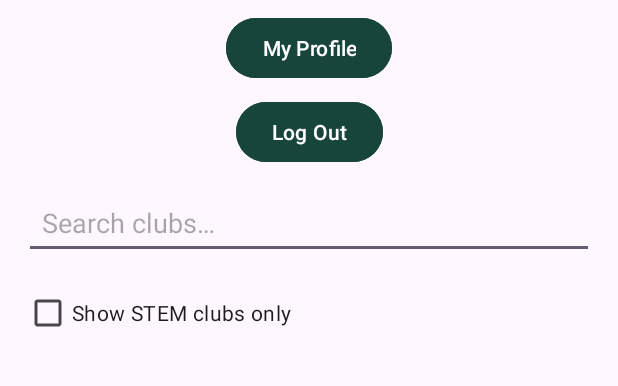
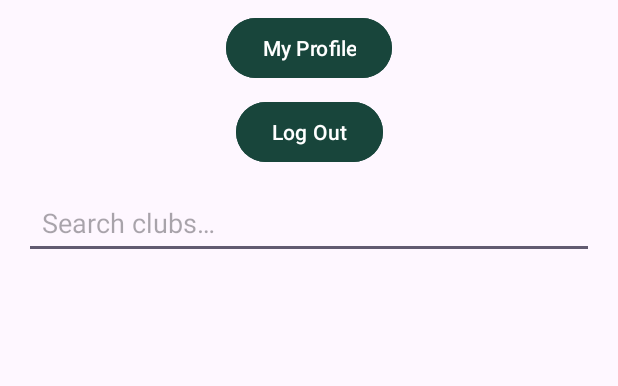
Before and after one commit to eileenkrystal/MSU_Clubs_app, an Android app: the ClubsActivity screen opened directly, with no data from a screen before it, on a phone screen of 412 x 824 dp, the part 121-507 px from its top. Run offline under Robolectric (Android 15) with nearby library versions, the phone set to English and light mode, and no system bars; network calls fail; 1 statement that could not run was skipped.

Commit message:
removed stem filter and hardcoded locations for the first 14 clubs

```diff
--- a/app/src/main/java/com/example/cse476/ClubsActivity.java
+++ b/app/src/main/java/com/example/cse476/ClubsActivity.java
@@ -5,7 +5,6 @@ import android.os.Bundle;
 import android.text.Editable;
 import android.text.TextWatcher;
 import android.widget.Button;
-import android.widget.CheckBox;
 import android.widget.EditText;
 import android.widget.ProgressBar;
 import android.widget.Toast;
@@ -15,7 +14,9 @@ import androidx.recyclerview.widget.DividerItemDecoration;
 import androidx.recyclerview.widget.LinearLayoutManager;
 import androidx.recyclerview.widget.RecyclerView;
 
+import java.util.HashMap;
 import java.util.List;
+import java.util.Map;
 
 import retrofit2.Call;
 import retrofit2.Callback;
@@ -24,13 +25,32 @@ import retrofit2.Response;
 public class ClubsActivity extends AppCompatActivity {
 
     private EditText searchEditText;
-    private CheckBox stemFilterCheckBox;
     private RecyclerView recyclerClubs;
     private ProgressBar progressBar;
     private Button profileButton;
-    private Button logoutButton;   // 👈 new
+    private Button logoutButton;
 
     private ClubAdapter adapter;
+
+    // Hardcoded locations for demo purposes (first few clubs alphabetically)
+    private static final Map<String, String> HARDCODED_LOCATIONS = new HashMap<>();
+    static {
+        // Map club slug -> MSU campus location
+        HARDCODED_LOCATIONS.put("021", "Engineering Building, 428 S Shaw Ln, East Lansing, MI 48824");
+        HARDCODED_LOCATIONS.put("180", "Minskoff Pavilion, 651 N Shaw Ln, East Lansing, MI 48824");
+        HARDCODED_LOCATIONS.put("4michmsu", "Student Services Building, 556 E Circle Dr, East Lansing, MI 48824");
+        HARDCODED_LOCATIONS.put("aac", "MSU Union, 49 Abbot Rd, East Lansing, MI 48824");
+        HARDCODED_LOCATIONS.put("aafmsu", "Communication Arts Building, 404 Wilson Rd, East Lansing, MI 48824");
+        HARDCODED_LOCATIONS.put("aaig", "Life Sciences Building, 1355 Bogue St, East Lansing, MI 48824");
+        HARDCODED_LOCATIONS.put("aasomsu", "International Center, 427 N Shaw Ln, East Lansing, MI 48824");
+        HARDCODED_LOCATIONS.put("abide", "MSU Union, 49 Abbot Rd, East Lansing, MI 48824");
+        HARDCODED_LOCATIONS.put("absws", "Baker Hall, 655 Auditorium Rd, East Lansing, MI 48824");
+        HARDCODED_LOCATIONS.put("abwd", "Life Sciences Building, 1355 Bogue St, East Lansing, MI 48824");
+        HARDCODED_LOCATIONS.put("acm", "Engineering Building, 428 S Shaw Ln, East Lansing, MI 48824");
+        HARDCODED_LOCATIONS.put("acs", "International Center, 427 N Shaw Ln, East Lansing, MI 48824");
+        HARDCODED_LOCATIONS.put("actuarial", "Wells Hall, 619 Red Cedar Rd, East Lansing, MI 48824");
+        HARDCODED_LOCATIONS.put("aero", "Bessey Hall, 434 Farm Ln, East Lansing, MI 48824");
+    }
 
     @Override
     protected void onCreate(Bundle savedInstanceState) {
@@ -38,11 +58,10 @@ public class ClubsActivity extends AppCompatActivity {
         setContentView(R.layout.activity_clubs);
 
         searchEditText = findViewById(R.id.searchEditText);
-        stemFilterCheckBox = findViewById(R.id.stemFilterCheckBox);
         recyclerClubs = findViewById(R.id.recyclerClubs);
         progressBar = findViewById(R.id.progressBar);
         profileButton = findViewById(R.id.profileButton);
-        logoutButton = findViewById(R.id.logoutButton);   // 👈 new
+        logoutButton = findViewById(R.id.logoutButton);
 
         // Profile button: go to ProfileActivity
         profileButton.setOnClickListener(v -> {
@@ -81,17 +100,13 @@ public class ClubsActivity extends AppCompatActivity {
                 new DividerItemDecoration(this, DividerItemDecoration.VERTICAL)
         );
 
-        // Filters
+        // Search filter
         searchEditText.addTextChangedListener(new TextWatcher() {
             @Override public void beforeTextChanged(CharSequence s, int start, int count, int after) {}
             @Override public void onTextChanged(CharSequence s, int start, int before, int count) {
-                adapter.applyFilters(s.toString(), stemFilterCheckBox.isChecked());
+                adapter.applyFilters(s.toString());
             }
             @Override public void afterTextChanged(Editable s) {}
-        });
-
-        stemFilterCheckBox.setOnCheckedChangeListener((buttonView, isChecked) -> {
-            adapter.applyFilters(searchEditText.getText().toString(), isChecked);
         });
 
         // Load data
@@ -109,8 +124,19 @@ public class ClubsActivity extends AppCompatActivity {
                     Toast.makeText(ClubsActivity.this, "Failed to load clubs: " + response.code(), Toast.LENGTH_SHORT).show();
                     return;
                 }
-                adapter.setData(response.body());
-                adapter.applyFilters(searchEditText.getText().toString(), stemFilterCheckBox.isChecked());
+
+                // Apply hardcoded locations to clubs that don't have addresses
+                List<Club> clubs = response.body();
+                for (Club club : clubs) {
+                    if ((club.address == null || club.address.trim().isEmpty())
+                            && club.slug != null
+                            && HARDCODED_LOCATIONS.containsKey(club.slug)) {
+                        club.address = HARDCODED_LOCATIONS.get(club.slug);
+                    }
+                }
+
+                adapter.setData(clubs);
+                adapter.applyFilters(searchEditText.getText().toString());
             }
 
             @Override
@@ -121,18 +147,16 @@ public class ClubsActivity extends AppCompatActivity {
         });
     }
 
-    // Preserve the search/filter values across rotation
+    // Preserve the search value across rotation
     @Override
     protected void onSaveInstanceState(Bundle outState) {
         super.onSaveInstanceState(outState);
         outState.putString("searchText", searchEditText.getText().toString());
-        outState.putBoolean("stemFilter", stemFilterCheckBox.isChecked());
     }
 
     @Override
     protected void onRestoreInstanceState(Bundle savedInstanceState) {
         super.onRestoreInstanceState(savedInstanceState);
         searchEditText.setText(savedInstanceState.getString("searchText", ""));
-        stemFilterCheckBox.setChecked(savedInstanceState.getBoolean("stemFilter", false));
     }
 }
--- a/app/src/main/res/layout/activity_clubs.xml
+++ b/app/src/main/res/layout/activity_clubs.xml
@@ -73,15 +73,6 @@
             app:layout_constraintStart_toStartOf="parent"
             app:layout_constraintEnd_toEndOf="parent" />
 
-        <CheckBox
-            android:id="@+id/stemFilterCheckBox"
-            android:layout_width="wrap_content"
-            android:layout_height="wrap_content"
-            android:layout_marginTop="12dp"
-            android:text="@string/filter_stem"
-            app:layout_constraintTop_toBottomOf="@id/searchEditText"
-            app:layout_constraintStart_toStartOf="parent" />
-
         <!-- Progress indicator -->
         <ProgressBar
             android:id="@+id/progressBar"
@@ -90,7 +81,7 @@
             android:layout_height="wrap_content"
             android:layout_marginTop="24dp"
             android:visibility="gone"
-            app:layout_constraintTop_toBottomOf="@id/stemFilterCheckBox"
+            app:layout_constraintTop_toBottomOf="@id/searchEditText"
             app:layout_constraintStart_toStartOf="parent"
             app:layout_constraintEnd_toEndOf="parent" />
 
@@ -100,7 +91,7 @@
             android:layout_width="0dp"
             android:layout_height="0dp"
             android:layout_marginTop="12dp"
-            app:layout_constraintTop_toBottomOf="@id/stemFilterCheckBox"
+            app:layout_constraintTop_toBottomOf="@id/searchEditText"
             app:layout_constraintBottom_toBottomOf="parent"
             app:layout_constraintStart_toStartOf="parent"
             app:layout_constraintEnd_toEndOf="parent"
```
Also changed, not shown: app/src/main/java/com/example/cse476/ClubAdapter.java (+3 -10 lines), app/src/main/java/com/example/cse476/ClubDetailsActivity.java (+32 -2 lines).
